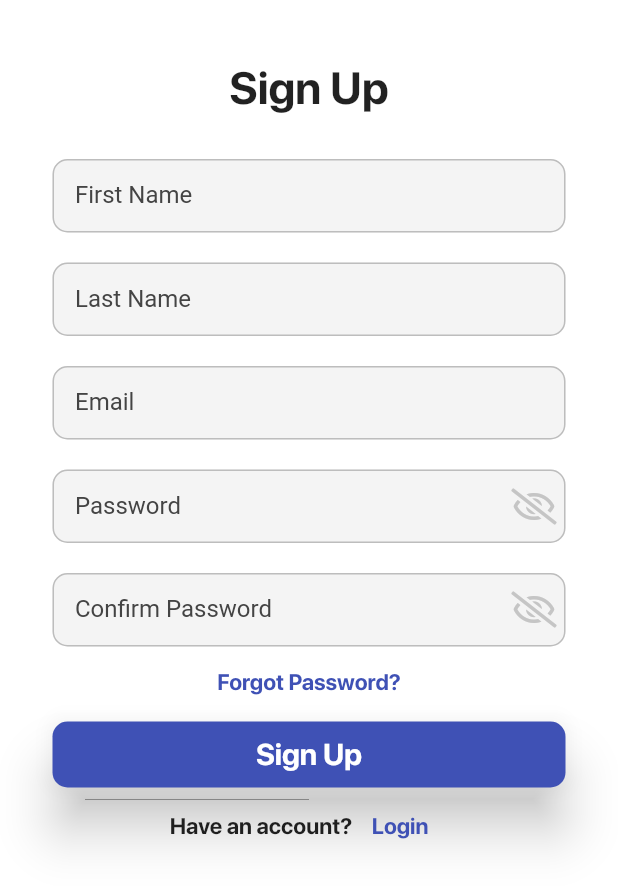
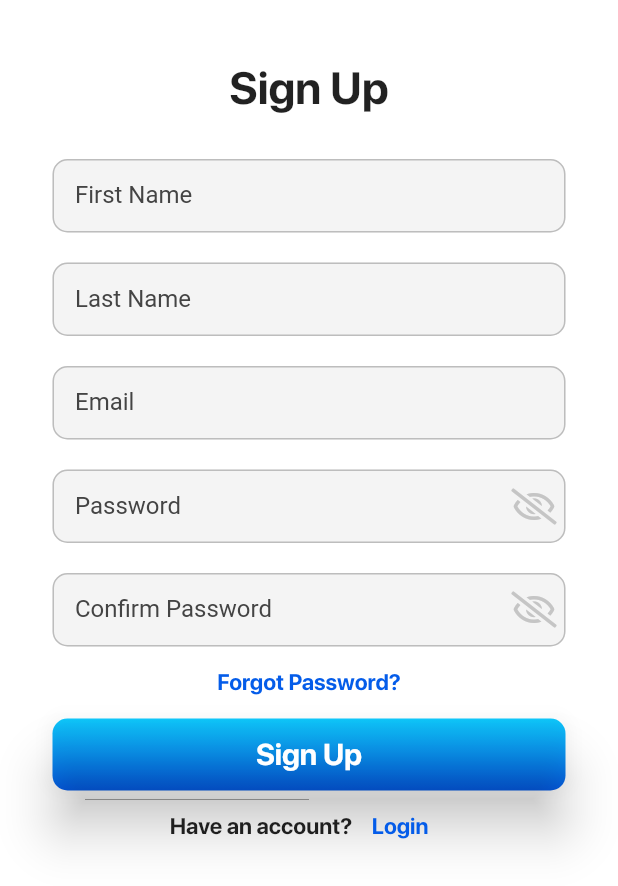
Before and after one commit to Gayath1/Flutter_myapp, a Flutter app: the screen it shows after launch, after a tap on "Sign Up", on a phone screen of 412 x 824 dp. Shown: the top 886 px of the screen. Run offline on Flutter 3.47's test engine with Material 2 defaults, Android fonts, the phone set to English and light mode, and no system bars; our stand-ins replace font_awesome_flutter; Roboto replaces fonts that are missing (SFProText).

Commit message:
UI Changes

```diff
--- a/lib/Utilities/routes.dart
+++ b/lib/Utilities/routes.dart
@@ -1,4 +1,5 @@
 class MyRoutes {
   static String loginScreen = '/';
   static String signScreen = '/Signup';
+  static String splashRoute = '/splash';
 }
--- a/lib/main.dart
+++ b/lib/main.dart
@@ -1,9 +1,18 @@
 import 'package:flutter/material.dart';
+import 'package:flutter/services.dart';
+import 'package:myapp/screens/splashscreen/splash_screen.dart';
 import 'package:myapp/Utilities/routes.dart';
 import 'package:myapp/Screens/login/login_screen.dart';
 import 'package:myapp/Screens/signup/signup_screen.dart';
 
-void main() => runApp(const MyApp());
+// void main() => runApp(const MyApp());
+void main() {
+  runApp(MyApp());
+  SystemChrome.setSystemUIOverlayStyle(SystemUiOverlayStyle(
+    statusBarColor: Color.fromARGB(255, 255, 255, 255),
+    statusBarIconBrightness: Brightness.dark,
+  ));
+}
 
 class MyApp extends StatelessWidget {
   // This widget is the root of your application.
@@ -14,6 +23,7 @@ class MyApp extends StatelessWidget {
     return MaterialApp(
       debugShowCheckedModeBanner: false,
       title: 'Flutter Demo',
+
       // theme: new ThemeData(primarySwatch: Colors.indigo),
       initialRoute: '/',
       routes: {
--- a/lib/screens/login/login_screen.dart
+++ b/lib/screens/login/login_screen.dart
@@ -1,4 +1,5 @@
 import 'package:flutter/material.dart';
+
 import 'package:font_awesome_flutter/font_awesome_flutter.dart';
 import 'package:myapp/Utilities/routes.dart';
 
@@ -20,9 +21,25 @@ class _LoginScreenState extends State<LoginScreen> {
   @override
   Widget build(BuildContext context) {
     return Scaffold(
+      // appBar: AppBar(
+      //   backgroundColor: Colors.indigoAccent,
+      // ),
+      backgroundColor: Color.fromARGB(255, 255, 255, 255),
       body: SingleChildScrollView(
         child: Column(
           children: [
+            SizedBox(
+              height: 10,
+            ),
+            SizedBox(
+              height: 10,
+            ),
+            SizedBox(
+              height: 10,
+            ),
+            SizedBox(
+              height: 10,
+            ),
             Image(
               image: AssetImage('assets/images/login.png'),
               fit: BoxFit.cover,
@@ -35,18 +52,27 @@ class _LoginScreenState extends State<LoginScreen> {
               child: Column(
                 children: [
                   TextFormField(
+                    cursorColor: Color.fromARGB(255, 255, 255, 255),
                     decoration: InputDecoration(
+                      fillColor: Color.fromARGB(95, 226, 226, 226),
+                      filled: true,
                       // icon: Icon(Icons.email),
                       border: OutlineInputBorder(
                           borderRadius: BorderRadius.circular(10.0)),
+                      focusedBorder: OutlineInputBorder(
+                        borderRadius: BorderRadius.circular(10.0),
+                        borderSide: BorderSide(
+                            color: Color.fromARGB(255, 189, 189, 189),
+                            width: 2.0),
+                      ),
                       hintText: 'Enter Your Email',
                       hintStyle: TextStyle(
                         fontFamily: 'SFProText',
                       ),
                       labelText: 'Username',
                       labelStyle: TextStyle(
-                        fontFamily: 'SFProText',
-                      ),
+                          fontFamily: 'SFProText',
+                          color: Color.fromARGB(255, 68, 68, 68)),
                       contentPadding: EdgeInsets.all(15.0),
                     ),
                     onChanged: (value) {
@@ -56,11 +82,20 @@ class _LoginScreenState extends State<LoginScreen> {
                   SizedBox(height: 10),
                   SizedBox(height: 10),
                   TextFormField(
+                    cursorColor: Color.fromARGB(255, 255, 255, 255),
                     obscureText: _obscureText,
                     decoration: InputDecoration(
+                      fillColor: Color.fromARGB(95, 226, 226, 226),
+                      filled: true,
                       // icon: Icon(Icons.lock),
                       border: OutlineInputBorder(
                         borderRadius: BorderRadius.circular(10.0),
+                      ),
+                      focusedBorder: OutlineInputBorder(
+                        borderRadius: BorderRadius.circular(10.0),
+                        borderSide: BorderSide(
+                            color: Color.fromARGB(255, 189, 189, 189),
+                            width: 2.0),
                       ),
                       suffixIcon: IconButton(
                           onPressed: () {
@@ -68,8 +103,8 @@ class _LoginScreenState extends State<LoginScreen> {
                           },
                           icon: Icon(
                             _obscureText
-                                      ? FontAwesomeIcons.eyeSlash
-                                      : FontAwesomeIcons.eye,
+                                ? FontAwesomeIcons.eyeSlash
+                                : FontAwesomeIcons.eye,
                             color: Color.fromARGB(175, 175, 175, 175),
                           )),
                       // suffixIconConstraints:
@@ -80,8 +115,8 @@ class _LoginScreenState extends State<LoginScreen> {
                       ),
                       labelText: 'Password',
                       labelStyle: TextStyle(
-                        fontFamily: 'SFProText',
-                      ),
+                          fontFamily: 'SFProText',
+                          color: Color.fromARGB(255, 68, 68, 68)),
                       contentPadding: EdgeInsets.all(15.0),
                     ),
                     onChanged: (value) {
@@ -92,23 +127,33 @@ class _LoginScreenState extends State<LoginScreen> {
                     onPressed: () {
                       // Navigator.pushNamed(context, MyRoutes.forgotPassword);
                     },
-                    style: TextButton.styleFrom(
-                      primary: Colors.indigo,
-                    ),
                     child: const Text(
                       'Forgot Password?',
                       style: TextStyle(
                         fontSize: 15,
+                        color: Color.fromARGB(255, 4, 92, 233),
                         fontFamily: 'SFPRODISPLAYBOLD',
                       ),
                     ),
                   ),
                   Container(
                     width: MediaQuery.of(context).size.width * 01,
+                    decoration: BoxDecoration(
+                      borderRadius: BorderRadius.circular(10.0),
+                      gradient: LinearGradient(
+                          colors: [
+                            Color.fromARGB(255, 14, 203, 255),
+                            Color.fromARGB(255, 4, 92, 233)
+                          ],
+                          begin: Alignment.topRight,
+                          end: Alignment.bottomRight,
+                          stops: [0.0, 1.0],
+                          tileMode: TileMode.clamp),
+                    ),
                     child: ElevatedButton(
                       onPressed: () {},
                       style: ElevatedButton.styleFrom(
-                        primary: Colors.indigo,
+                        primary: Colors.transparent,
                         shape: RoundedRectangleBorder(
                           borderRadius: BorderRadius.circular(10.0),
                         ),
@@ -140,13 +185,11 @@ class _LoginScreenState extends State<LoginScreen> {
                             MyRoutes.signScreen,
                           );
                         }),
-                        style: TextButton.styleFrom(
-                          primary: Colors.indigo,
-                        ),
                         child: const Text(
                           'Sign Up',
                           style: TextStyle(
                             fontSize: 15,
+                            color: Color.fromARGB(255, 4, 92, 233),
                             fontFamily: 'SFPRODISPLAYBOLD',
                           ),
                         ),
--- a/lib/screens/signup/signup_screen.dart
+++ b/lib/screens/signup/signup_screen.dart
@@ -12,12 +12,10 @@ class SignScreen extends StatefulWidget {
 
 class _SignScreenState extends State<SignScreen> {
   bool _obscureText = true;
-  String _icons = 'FontAwesomeIcons.eyeSlash';
+
   void _toggle() {
     setState(() {
       _obscureText = !_obscureText;
-      _icons =
-          _obscureText ? 'FontAwesomeIcons.eyeSlash' : 'FontAwesomeIcons.eye';
     });
   }
 
@@ -258,23 +256,33 @@ class _SignScreenState extends State<SignScreen> {
                           onPressed: () {
                             // Navigator.pushNamed(context, MyRoutes.forgotPassword);
                           },
-                          style: TextButton.styleFrom(
-                            primary: Colors.indigo,
-                          ),
                           child: const Text(
                             'Forgot Password?',
                             style: TextStyle(
                               fontSize: 15,
+                              color: Color.fromARGB(255, 4, 92, 233),
                               fontFamily: 'SFPRODISPLAYBOLD',
                             ),
                           ),
                         ),
                         Container(
                           width: MediaQuery.of(context).size.width * 01,
+                          decoration: BoxDecoration(
+                            borderRadius: BorderRadius.circular(10.0),
+                            gradient: LinearGradient(
+                                colors: [
+                                  Color.fromARGB(255, 14, 203, 255),
+                                  Color.fromARGB(255, 4, 92, 233)
+                                ],
+                                begin: Alignment.topRight,
+                                end: Alignment.bottomRight,
+                                stops: [0.0, 1.0],
+                                tileMode: TileMode.clamp),
+                          ),
                           child: ElevatedButton(
                             onPressed: () {},
                             style: ElevatedButton.styleFrom(
-                              primary: Colors.indigo,
+                              primary: Colors.transparent,
                               shape: RoundedRectangleBorder(
                                 borderRadius: BorderRadius.circular(10.0),
                               ),
@@ -307,13 +315,14 @@ class _SignScreenState extends State<SignScreen> {
                                   MyRoutes.loginScreen,
                                 );
                               }),
-                              style: TextButton.styleFrom(
-                                primary: Colors.indigo,
-                              ),
+                              // style: TextButton.styleFrom(
+                              //   primary: Colors.indigo,
+                              // ),
                               child: const Text(
                                 'Login',
                                 style: TextStyle(
                                   fontSize: 15,
+                                  color: Color.fromARGB(255, 4, 92, 233),
                                   fontFamily: 'SFPRODISPLAYBOLD',
                                 ),
                               ),
```
Also changed, not shown: assets/images/login(10).png (added), assets/images/login.png, 1 other file.
